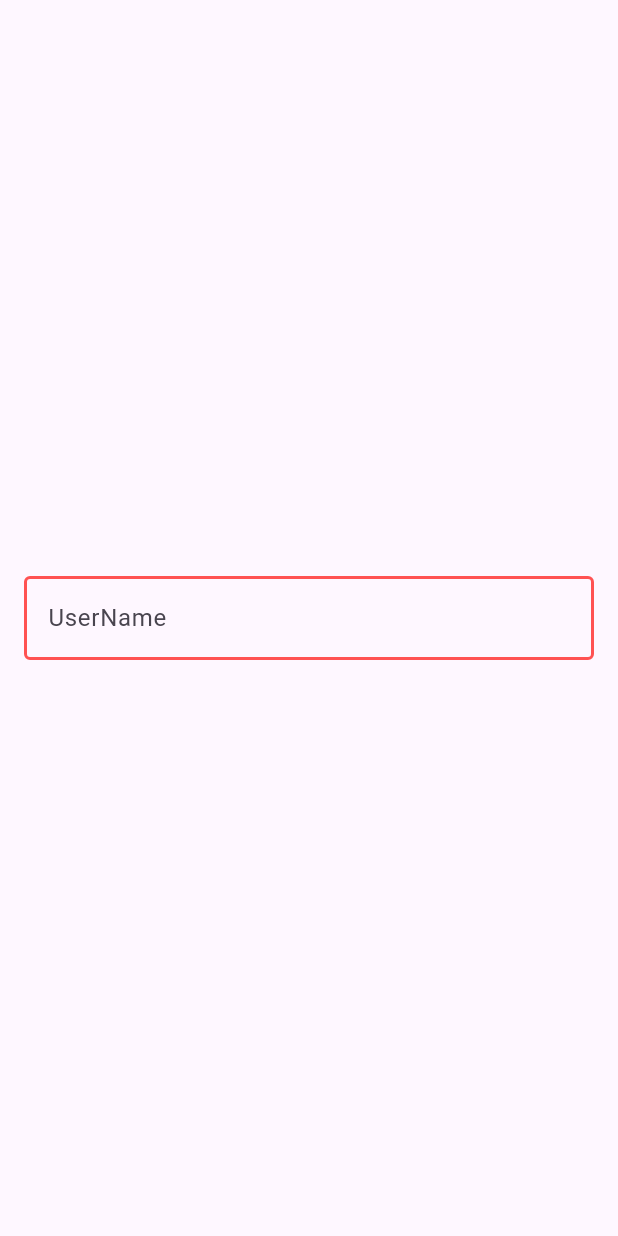
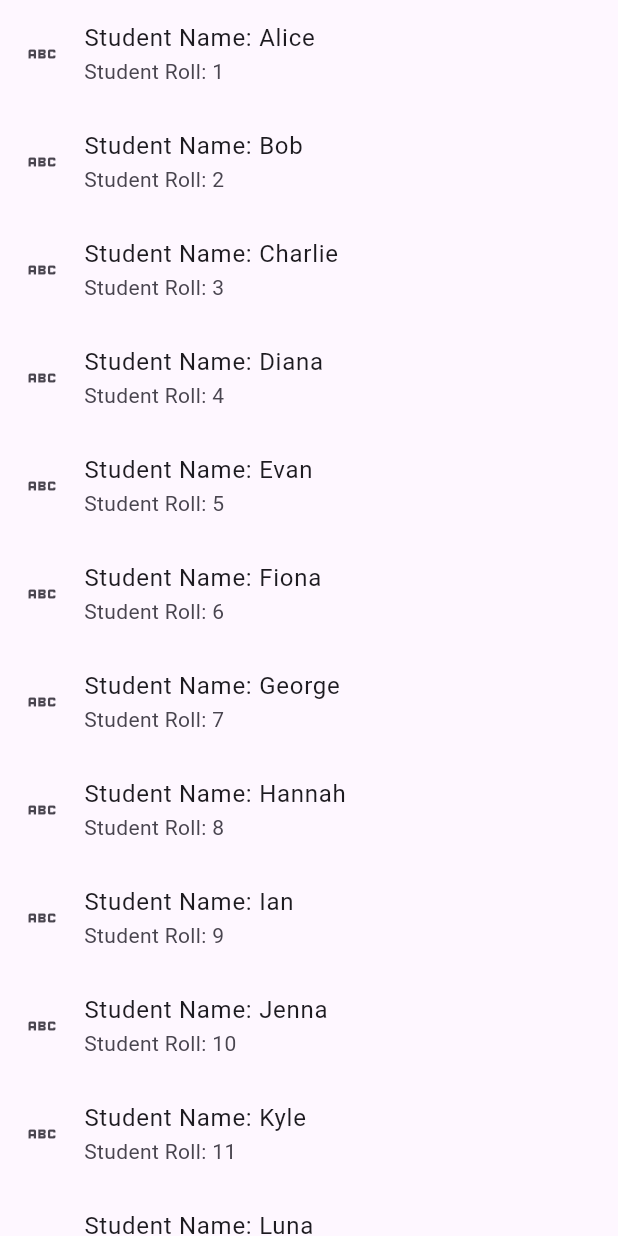
Before and after one commit to demo-Ashif/ic-flutter-batch-01, a Flutter app: the screen it shows after launch, on a phone screen of 412 x 824 dp. Run offline on Flutter 3.47's test engine with Material 3 defaults, Android fonts, the phone set to English and light mode, and no system bars.

Commit message:
commit after live class 15

```diff
--- a/ic_flutter_batch_first_app/lib/main.dart
+++ b/ic_flutter_batch_first_app/lib/main.dart
@@ -1,142 +1,191 @@
 import 'package:flutter/material.dart';
 
 void main() {
-  runApp(MyTextInput());
-  // runApp(MyApp());
-  // runApp(MyButton());
+  // runApp(GestureWidget());
+  // runApp(ListWidget());
+  runApp(DynamicListWidget());
 }
 
-class MyButton extends StatelessWidget {
+class GestureWidget extends StatelessWidget {
+  const GestureWidget({super.key});
+
   @override
   Widget build(BuildContext context) {
     return MaterialApp(
-      debugShowCheckedModeBanner: true,
+      debugShowCheckedModeBanner: false,
       home: Scaffold(
-        body: Center(
-          child: Image.asset(
-            'images/superman.jpg',
-            fit: BoxFit.cover,
-          ),
+        body: Column(
+          children: [
+            SizedBox(height: 50),
+            GestureDetector(
+              onTap: () {
+                print('On Tap Happened!');
+              },
+              onDoubleTap: () {
+                print('On DoubleTap Happened!');
+              },
+              onLongPress: () {
+                print('On LongPressed Happened!');
+              },
+              child: Container(
+                height: 150,
+                width: 150,
+                color: Colors.redAccent,
+                child: Text('My Container'),
+              ),
+            ),
+            SizedBox(height: 50),
+            InkWell(
+              onLongPress: () {
+                print('On LongPressed Happened!');
+              },
+              splashColor: Colors.amber,
+              radius: 50,
+              child: Padding(
+                padding: const EdgeInsets.all(16.0),
+                child: Text('Click Me!'),
+              ),
+            )
+          ],
         ),
       ),
     );
   }
 }
 
-class MyApp extends StatelessWidget {
+// class ListWidget extends StatelessWidget {
+//   ListWidget({super.key});
+//
+//
+//
+//   @override
+//   Widget build(BuildContext context) {
+//     List<String> sampleNames = [
+//       'Alice', 'Bob', 'Charlie', 'Diana', 'Evan',
+//       'Fiona', 'George', 'Hannah', 'Ian', 'Jenna',
+//       'Kyle', 'Luna', 'Mike', 'Nora', 'Oliver'
+//     ];
+//
+//     List<Student> students = List.generate(sampleNames.length, (index) {
+//       return Student(name: sampleNames[index], roll: index + 1);
+//     });
+//
+//
+//     return MaterialApp(
+//       debugShowCheckedModeBanner: true,
+//       home: SafeArea(
+//         child: Scaffold(
+//           body: ListView(
+//             children: [
+//               ListTile(
+//                 onTap: () {
+//                   print('On tap student!');
+//                 },
+//                 leading: Icon(Icons.abc),
+//                 title: Text('Student Name: ${studentNames[0]}'),
+//                 subtitle: Text('Student Roll: 42'),
+//                 style: ListTileStyle.list,
+//               ),
+//               ListTile(
+//                 onTap: () {
+//                   print('On tap student!');
+//                 },
+//                 leading: Icon(Icons.abc),
+//                 title: Text('Student Name: ${studentNames[1]}'),
+//                 subtitle: Text('Student Roll: 43'),
+//                 style: ListTileStyle.list,
+//               ),
+//               ListTile(
+//                 onTap: () {
+//                   print('On tap student!');
+//                 },
+//                 leading: Icon(Icons.abc),
+//                 title: Text('Student Name: ${studentNames[2]}'),
+//                 subtitle: Text('Student Roll: 32'),
+//                 style: ListTileStyle.list,
+//               ),
+//               ListTile(
+//                 onTap: () {
+//                   print('On tap student!');
+//                 },
+//                 leading: Icon(Icons.abc),
+//                 title: Text('Student Name: ${studentNames[3]}'),
+//                 subtitle: Text('Student Roll: 67'),
+//                 style: ListTileStyle.list,
+//               ),
+//               ListTile(
+//                 onTap: () {
+//                   print('On tap student!');
+//                 },
+//                 leading: Icon(Icons.abc),
+//                 title: Text('Student Name: ${studentNames[4]}'),
+//                 subtitle: Text('Student Roll: 72'),
+//                 style: ListTileStyle.list,
+//               )
+//             ],
+//           ),
+//         ),
+//       ),
+//     );
+//   }
+// }
+
+class DynamicListWidget extends StatelessWidget {
+  DynamicListWidget({super.key});
+
   @override
   Widget build(BuildContext context) {
+    List<String> sampleNames = [
+      'Alice',
+      'Bob',
+      'Charlie',
+      'Diana',
+      'Evan',
+      'Fiona',
+      'George',
+      'Hannah',
+      'Ian',
+      'Jenna',
+      'Kyle',
+      'Luna',
+      'Mike',
+      'Nora',
+      'Oliver'
+    ];
+
+    List<Student> students = List.generate(sampleNames.length, (index) {
+      return Student(name: sampleNames[index], roll: index + 1);
+    });
+
     return MaterialApp(
-      title: 'Flutter First App',
       debugShowCheckedModeBanner: true,
       home: SafeArea(
         child: Scaffold(
-          backgroundColor: Colors.black87,
-          body: Column(
-            crossAxisAlignment: CrossAxisAlignment.stretch,
-            mainAxisAlignment: MainAxisAlignment.spaceBetween,
-            children: [
-              Container(
-                color: Colors.blue,
-                width: 120,
-                height: 120,
-              ),
-              Container(
-                color: Colors.amber,
-                width: 120,
-                height: 120,
-              ),
-              Container(
-                color: Colors.redAccent,
-                width: 120,
-                height: 120,
-              ),
-            ],
-          ),
-        ),
-      ),
-    );
-  }
-
-// Row(
-// mainAxisAlignment: MainAxisAlignment.spaceAround,
-// children: [
-// Container(
-// color: Colors.blue,
-// width: 70,
-// height: 120,
-// ),
-// Container(
-// color: Colors.amber,
-// width: 70,
-// height: 120,
-// ),
-// Container(
-// color: Colors.redAccent,
-// width: 70,
-// height: 120,
-// )
-// ],
-// )
-}
-
-class MyTextInput extends StatelessWidget {
-  MyTextInput({super.key});
-
-  TextEditingController _controller = TextEditingController();
-
-  @override
-  Widget build(BuildContext context) {
-    return MaterialApp(
-      debugShowCheckedModeBanner: true,
-      home: Scaffold(
-        body: Center(
-          child: Padding(
-            padding: const EdgeInsets.symmetric(horizontal: 16),
-            child: TextField(
-              controller: _controller,
-              enabled: true,
-              onTap: () {
-                print('Input field tapped!');
-              },
-              onChanged: (String text) {
-                print('$text');
-              },
-              keyboardType: TextInputType.emailAddress,
-              textInputAction: TextInputAction.search,
-              onSubmitted: (String value) {
-                _controller.clear();
-                _controller.text = 'New Search';
-              },
-              obscureText: false,
-              decoration: InputDecoration(
-                // suffixIcon: Icon(Icons.add),
-                // prefixIcon: Icon(Icons.abc_rounded),
-                label: Text('UserName'),
-                hintText: 'Please give username',
-                border: OutlineInputBorder(
-                  borderSide: BorderSide(
-                    color: Colors.blue,
-                    width: 2,
-                  ),
-                ),
-                enabledBorder: OutlineInputBorder(
-                  borderSide: BorderSide(
-                    color: Colors.redAccent,
-                    width: 2,
-                  ),
-                ),
-                focusedBorder: OutlineInputBorder(
-                  borderSide: BorderSide(
-                    color: Colors.amber,
-                    width: 2,
-                  ),
-                ),
-              ),
-            ),
-          ),
+          body: ListView.builder(
+              itemCount: students.length,
+              itemBuilder: (context, index) {
+                return ListTile(
+                  onTap: () {
+                    ScaffoldMessenger.of(context).showSnackBar(SnackBar(
+                      content: Text(
+                          'Student: ${students[index].name} & Roll: ${students[index].roll}'),
+                    ));
+                  },
+                  leading: Icon(Icons.abc),
+                  title: Text('Student Name: ${students[index].name}'),
+                  subtitle: Text('Student Roll: ${students[index].roll}'),
+                  style: ListTileStyle.list,
+                );
+              }),
         ),
       ),
     );
   }
 }
+
+class Student {
+  String name;
+  int roll;
+
+  Student({required this.name, required this.roll});
+}
```
Also changed, not shown: 1 other file.
